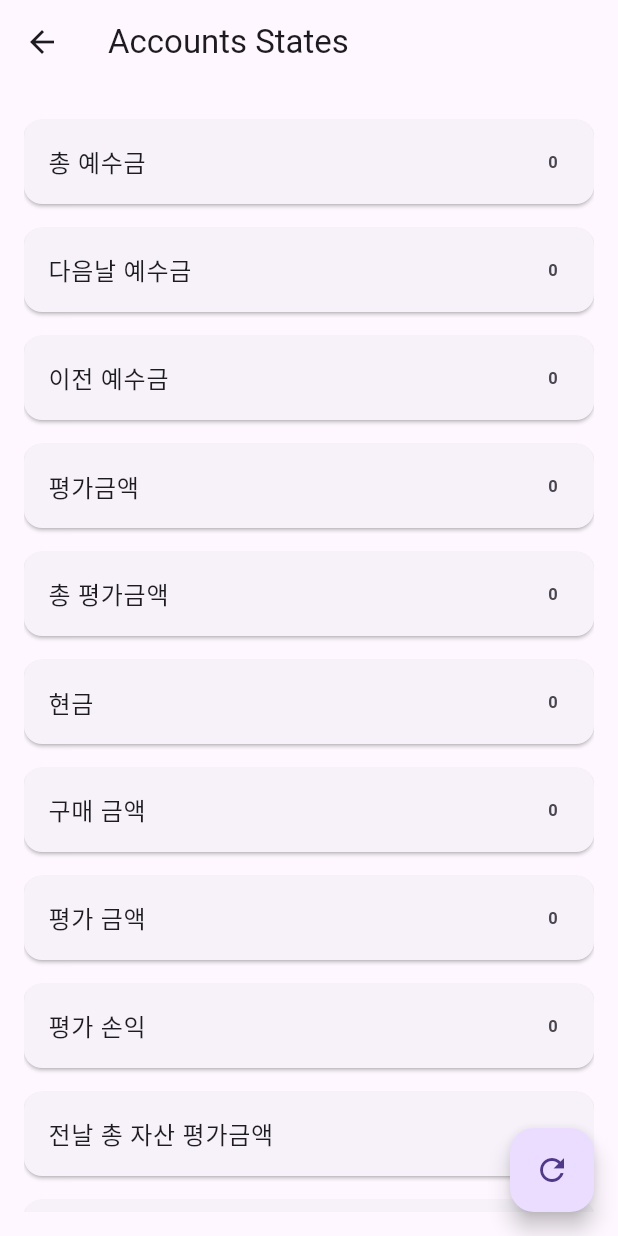
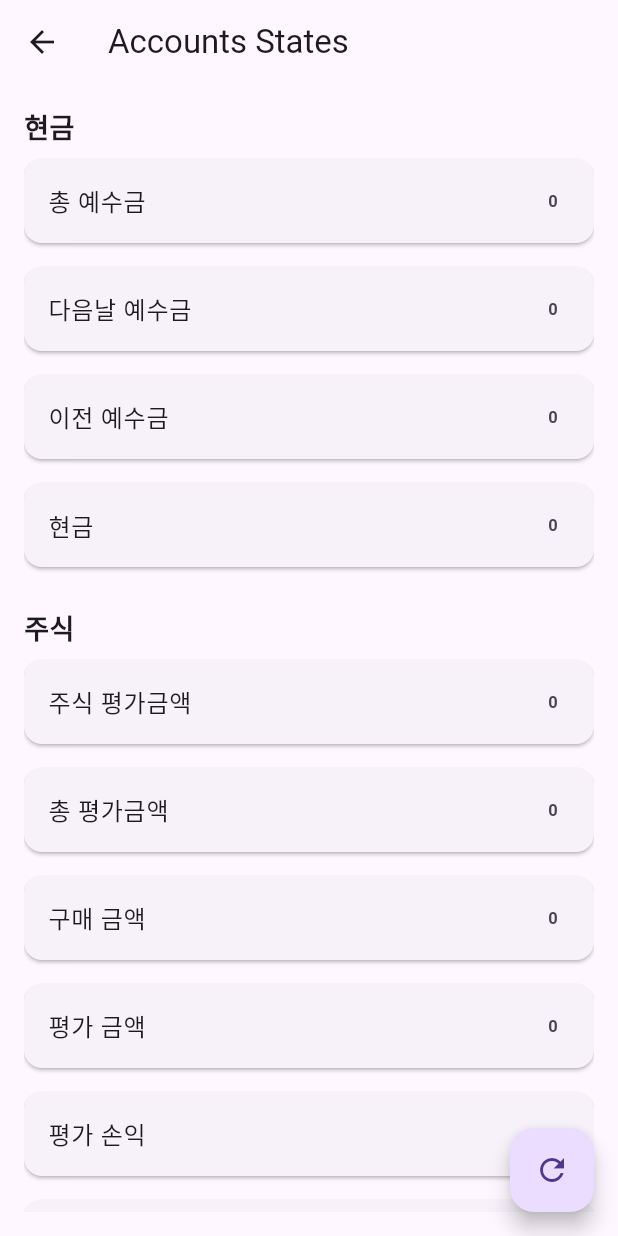
Before and after one commit to EazyNick/stock_auto_trader, a Flutter app: the AccountsCheckScreen screen opened directly, on a phone screen of 412 x 824 dp. Run offline on Flutter 3.47's test engine with Material 3 defaults, Android fonts, the light colour scheme and no system bars; our stand-ins replace dio, logger; accounts and stored records are empty.

Commit message:
Update Accounts_screen.dart

```diff
--- a/lib/home/Screens/Accounts_screen.dart
+++ b/lib/home/Screens/Accounts_screen.dart
@@ -22,7 +22,7 @@ class _AccountsCheckScreenState extends State<AccountsCheckScreen> {
     Dio dio = Dio(); // Dio 인스턴스 생성
     try {
       logger.i('Sending request to server...');
-      // 서버에 POST 요청 보내기
+      // 서버에 GET 요청 보내기
       final response = await dio.get(
         'https://fintech19190301.kro.kr/api/account/status/',
         queryParameters: {
@@ -47,6 +47,11 @@ class _AccountsCheckScreenState extends State<AccountsCheckScreen> {
       ScaffoldMessenger.of(context).showSnackBar(
         SnackBar(content: Text('Failed to load account status: $e')),
       );
+    } finally {
+      // 팝업 닫기
+      if (Navigator.canPop(context)) {
+        Navigator.pop(context);
+      }
     }
   }
 
@@ -91,12 +96,17 @@ class _AccountsCheckScreenState extends State<AccountsCheckScreen> {
         padding: const EdgeInsets.all(16.0),
         child: ListView(
           children: [
+            Text('현금', style: TextStyle(fontSize: 18, fontWeight: FontWeight.bold)),
             _buildAccountInfoCard('총 예수금', _accountInfo!.dncaTotAmt),
             _buildAccountInfoCard('다음날 예수금', _accountInfo!.nxdyExccAmt),
             _buildAccountInfoCard('이전 예수금', _accountInfo!.prvsRcdlExccAmt),
-            _buildAccountInfoCard('평가금액', _accountInfo!.sctsEvluAmt),
+            _buildAccountInfoCard('현금', _accountInfo!.nassAmt),
+
+            SizedBox(height: 20),
+
+            Text('주식', style: TextStyle(fontSize: 18, fontWeight: FontWeight.bold)),
+            _buildAccountInfoCard('주식 평가금액', _accountInfo!.sctsEvluAmt),
             _buildAccountInfoCard('총 평가금액', _accountInfo!.totEvluAmt),
-            _buildAccountInfoCard('현금', _accountInfo!.nassAmt),
             _buildAccountInfoCard('구매 금액', _accountInfo!.pchsAmtSmtlAmt),
             _buildAccountInfoCard('평가 금액', _accountInfo!.evluAmtSmtlAmt),
             _buildAccountInfoCard('평가 손익', _accountInfo!.evluPflsSmtlAmt),
```
